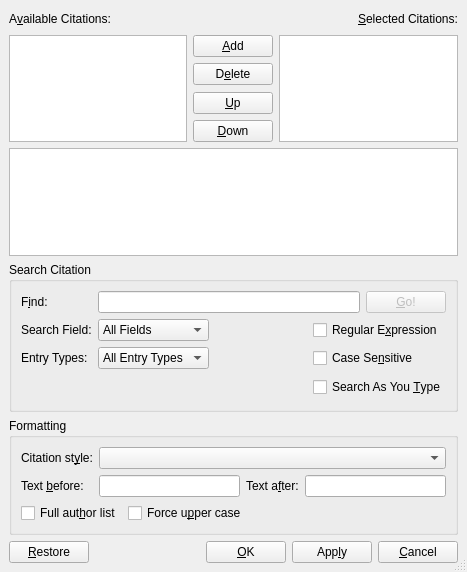
This is src/frontends/qt4/ui/CitationUi.ui in rpavlik/lyx-lucid-backport as Qt 5 draws it before an edit. The edited form follows.
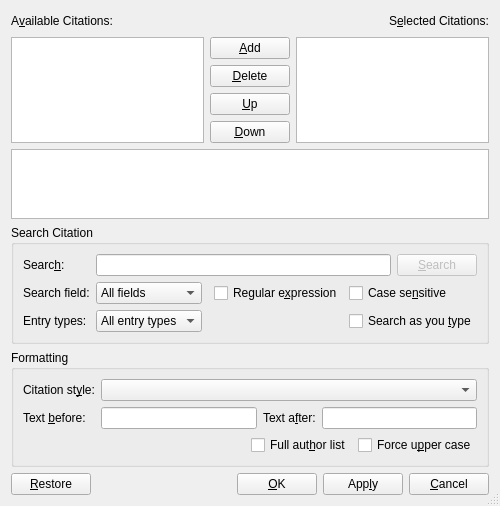
This is the edited form. Icons and pictures are not drawn.

Patch:
```diff
--- a/src/frontends/qt4/ui/CitationUi.ui
+++ b/src/frontends/qt4/ui/CitationUi.ui
@@ -1,263 +1,309 @@
 <ui version="4.0" >
  <class>CitationUi</class>
- <widget class="QDialog" name="CitationUi" >
-  <property name="geometry" >
+ <widget class="QDialog" name="CitationUi">
+  <property name="geometry">
    <rect>
     <x>0</x>
     <y>0</y>
-    <width>467</width>
-    <height>572</height>
+    <width>449</width>
+    <height>487</height>
    </rect>
   </property>
-  <property name="sizePolicy" >
-   <sizepolicy>
-    <hsizetype>1</hsizetype>
-    <vsizetype>1</vsizetype>
-    <horstretch>0</horstretch>
-    <verstretch>0</verstretch>
-   </sizepolicy>
-  </property>
-  <property name="windowTitle" >
+  <property name="windowTitle">
    <string/>
   </property>
   <property name="sizeGripEnabled" >
    <bool>true</bool>
   </property>
-  <layout class="QGridLayout" >
-   <property name="margin" >
-    <number>9</number>
-   </property>
-   <property name="spacing" >
-    <number>6</number>
-   </property>
-   <item row="1" column="0" >
-    <widget class="QTextEdit" name="infoML" >
-     <property name="sizePolicy" >
-      <sizepolicy>
-       <hsizetype>7</hsizetype>
-       <vsizetype>4</vsizetype>
+  <layout class="QGridLayout">
+   <item row="0" column="0" colspan="3">
+    <layout class="QHBoxLayout">
+     <property name="spacing">
+      <number>6</number>
+     </property>
+     <property name="margin">
+      <number>0</number>
+     </property>
+     <item>
+      <widget class="QLabel" name="availableKeysLA">
+       <property name="text">
+        <string>A&amp;vailable Citations:</string>
+       </property>
+       <property name="buddy">
+        <cstring>availableLV</cstring>
+       </property>
+      </widget>
+     </item>
+     <item>
+      <spacer>
+       <property name="orientation">
+        <enum>Qt::Horizontal</enum>
+       </property>
+       <property name="sizeHint" stdset="0">
+        <size>
+         <width>71</width>
+         <height>20</height>
+        </size>
+       </property>
+      </spacer>
+     </item>
+     <item>
+      <widget class="QLabel" name="selectedKeysLA">
+       <property name="text">
+        <string>S&amp;elected Citations:</string>
+       </property>
+       <property name="buddy">
+        <cstring>selectedLV</cstring>
+       </property>
+      </widget>
+     </item>
+    </layout>
+   </item>
+   <item row="1" column="0" rowspan="5">
+    <widget class="QListView" name="availableLV">
+     <property name="editTriggers">
+      <set>QAbstractItemView::NoEditTriggers</set>
+     </property>
+    </widget>
+   </item>
+   <item row="1" column="1">
+    <widget class="QPushButton" name="addPB">
+     <property name="toolTip">
+      <string>Click or press Enter to add the selected citation to the list</string>
+     </property>
+     <property name="text">
+      <string>&amp;Add</string>
+     </property>
+     <property name="autoDefault">
+      <bool>false</bool>
+     </property>
+    </widget>
+   </item>
+   <item row="1" column="2" rowspan="5">
+    <widget class="QListView" name="selectedLV">
+     <property name="editTriggers">
+      <set>QAbstractItemView::NoEditTriggers</set>
+     </property>
+    </widget>
+   </item>
+   <item row="2" column="1">
+    <widget class="QPushButton" name="deletePB">
+     <property name="toolTip">
+      <string>Click or press Delete to delete the selected citation from the list</string>
+     </property>
+     <property name="text">
+      <string>&amp;Delete</string>
+     </property>
+     <property name="autoDefault">
+      <bool>false</bool>
+     </property>
+    </widget>
+   </item>
+   <item row="3" column="1">
+    <spacer>
+     <property name="orientation">
+      <enum>Qt::Vertical</enum>
+     </property>
+     <property name="sizeHint" stdset="0">
+      <size>
+       <width>77</width>
+       <height>71</height>
+      </size>
+     </property>
+    </spacer>
+   </item>
+   <item row="4" column="1">
+    <widget class="QPushButton" name="upPB">
+     <property name="sizePolicy">
+      <sizepolicy hsizetype="Minimum" vsizetype="Fixed">
        <horstretch>0</horstretch>
        <verstretch>0</verstretch>
       </sizepolicy>
      </property>
-     <property name="readOnly" >
-      <bool>true</bool>
+     <property name="toolTip">
+      <string>Move the selected citation up (Ctrl-Up)</string>
      </property>
+     <property name="text">
+      <string>&amp;Up</string>
+     </property>
+     <property name="icon">
+      <iconset>
+       <normaloff/>
+      </iconset>
+     </property>
+     <property name="autoDefault">
+      <bool>false</bool>
+     </property>
     </widget>
    </item>
-   <item row="2" column="0" >
-    <widget class="QGroupBox" name="groupBox" >
-     <property name="title" >
-      <string>Search Citation</string>
+   <item row="5" column="1">
+    <widget class="QPushButton" name="downPB">
+     <property name="sizePolicy">
+      <sizepolicy hsizetype="Minimum" vsizetype="Fixed">
+       <horstretch>0</horstretch>
+       <verstretch>0</verstretch>
+      </sizepolicy>
      </property>
-     <property name="flat" >
+     <property name="toolTip">
+      <string>Move the selected citation down (Ctrl-Down)</string>
+     </property>
+     <property name="text">
+      <string>&amp;Down</string>
+     </property>
+     <property name="icon">
+      <iconset>
+       <normaloff/>
+      </iconset>
+     </property>
+     <property name="autoDefault">
+      <bool>false</bool>
+     </property>
+    </widget>
+   </item>
+   <item row="9" column="0" colspan="3">
+    <layout class="QHBoxLayout">
+     <property name="spacing">
+      <number>6</number>
+     </property>
+     <property name="margin">
+      <number>0</number>
+     </property>
+     <item>
+      <widget class="QPushButton" name="restorePB">
+       <property name="text">
+        <string>&amp;Restore</string>
+       </property>
+       <property name="autoDefault">
+        <bool>false</bool>
+       </property>
+      </widget>
+     </item>
+     <item>
+      <spacer>
+       <property name="orientation">
+        <enum>Qt::Horizontal</enum>
+       </property>
+       <property name="sizeHint" stdset="0">
+        <size>
+         <width>40</width>
+         <height>20</height>
+        </size>
+       </property>
+      </spacer>
+     </item>
+     <item>
+      <widget class="QPushButton" name="okPB">
+       <property name="text">
+        <string>&amp;OK</string>
+       </property>
+       <property name="autoDefault">
+        <bool>false</bool>
+       </property>
+       <property name="default">
+        <bool>false</bool>
+       </property>
+      </widget>
+     </item>
+     <item>
+      <widget class="QPushButton" name="applyPB">
+       <property name="text">
+        <string>App&amp;ly</string>
+       </property>
+       <property name="autoDefault">
+        <bool>false</bool>
+       </property>
+      </widget>
+     </item>
+     <item>
+      <widget class="QPushButton" name="cancelPB">
+       <property name="text">
+        <string>&amp;Cancel</string>
+       </property>
+       <property name="autoDefault">
+        <bool>false</bool>
+       </property>
+      </widget>
+     </item>
+    </layout>
+   </item>
+   <item row="6" column="0" colspan="3">
+    <widget class="QTextEdit" name="infoML">
+     <property name="acceptDrops">
+      <bool>false</bool>
+     </property>
+     <property name="readOnly">
       <bool>true</bool>
      </property>
-     <layout class="QGridLayout" >
-      <property name="margin" >
-       <number>9</number>
-      </property>
-      <property name="spacing" >
-       <number>6</number>
-      </property>
-      <item row="0" column="0" >
-       <widget class="QLabel" name="findKeysLA" >
-        <property name="text" >
-         <string>F&amp;ind:</string>
-        </property>
-        <property name="alignment" >
-         <set>Qt::AlignLeading|Qt::AlignLeft|Qt::AlignVCenter</set>
-        </property>
-        <property name="buddy" >
-         <cstring>findLE</cstring>
-        </property>
-       </widget>
-      </item>
-      <item row="0" column="1" colspan="3" >
-       <widget class="QLineEdit" name="findLE" >
-        <property name="toolTip" >
-         <string>Hit Enter to search, or click Go!</string>
-        </property>
-        <property name="text" >
-         <string/>
-        </property>
-       </widget>
-      </item>
-      <item row="0" column="4" >
-       <widget class="QPushButton" name="searchPB" >
-        <property name="enabled" >
-         <bool>false</bool>
-        </property>
-        <property name="toolTip" >
-         <string>You can also hit Enter in the search box</string>
-        </property>
-        <property name="text" >
-         <string>&amp;Go!</string>
-        </property>
-        <property name="autoDefault" >
-         <bool>false</bool>
-        </property>
-       </widget>
-      </item>
-      <item row="1" column="0" >
-       <widget class="QLabel" name="fieldsLA" >
-        <property name="text" >
-         <string>Search Field:</string>
-        </property>
-        <property name="buddy" >
-         <cstring>fieldsCO</cstring>
-        </property>
-       </widget>
-      </item>
-      <item row="1" column="1" >
-       <widget class="QComboBox" name="fieldsCO" >
-        <property name="maxVisibleItems" >
-         <number>16</number>
-        </property>
-        <property name="insertPolicy" >
-         <enum>QComboBox::NoInsert</enum>
-        </property>
-        <property name="sizeAdjustPolicy" >
-         <enum>QComboBox::AdjustToContents</enum>
-        </property>
-        <item>
-         <property name="text" >
-          <string>All Fields</string>
-         </property>
-        </item>
-       </widget>
-      </item>
-      <item row="1" column="2" >
-       <spacer>
-        <property name="orientation" >
-         <enum>Qt::Horizontal</enum>
-        </property>
-        <property name="sizeHint" >
-         <size>
-          <width>40</width>
-          <height>20</height>
-         </size>
-        </property>
-       </spacer>
-      </item>
-      <item row="1" column="3" colspan="2" >
-       <widget class="QCheckBox" name="regexCB" >
-        <property name="text" >
-         <string>Regular E&amp;xpression</string>
-        </property>
-       </widget>
-      </item>
-      <item row="2" column="0" >
-       <widget class="QLabel" name="entriesLA" >
-        <property name="text" >
-         <string>Entry Types:</string>
-        </property>
-        <property name="buddy" >
-         <cstring>entriesCO</cstring>
-        </property>
-       </widget>
-      </item>
-      <item row="2" column="1" >
-       <widget class="QComboBox" name="entriesCO" >
-        <property name="insertPolicy" >
-         <enum>QComboBox::NoInsert</enum>
-        </property>
-        <property name="sizeAdjustPolicy" >
-         <enum>QComboBox::AdjustToContents</enum>
-        </property>
-        <item>
-         <property name="text" >
-          <string>All Entry Types</string>
-         </property>
-        </item>
-       </widget>
-      </item>
-      <item row="2" column="2" >
-       <spacer>
-        <property name="orientation" >
-         <enum>Qt::Horizontal</enum>
-        </property>
-        <property name="sizeHint" >
-         <size>
-          <width>40</width>
-          <height>20</height>
-         </size>
-        </property>
-       </spacer>
-      </item>
-      <item row="2" column="3" colspan="2" >
-       <widget class="QCheckBox" name="caseCB" >
-        <property name="text" >
-         <string>Case Se&amp;nsitive</string>
-        </property>
-       </widget>
-      </item>
-      <item row="3" column="0" colspan="3" >
-       <spacer>
-        <property name="orientation" >
-         <enum>Qt::Horizontal</enum>
-        </property>
-        <property name="sizeHint" >
-         <size>
-          <width>271</width>
-          <height>25</height>
-         </size>
-        </property>
-       </spacer>
-      </item>
-      <item row="3" column="3" colspan="2" >
-       <widget class="QCheckBox" name="asTypeCB" >
-        <property name="text" >
-         <string>Search As You &amp;Type</string>
-        </property>
-       </widget>
-      </item>
-     </layout>
     </widget>
    </item>
-   <item row="3" column="0" >
-    <widget class="QGroupBox" name="styleGB" >
-     <property name="title" >
+   <item row="8" column="0" colspan="3">
+    <widget class="QGroupBox" name="styleGB">
+     <property name="title">
       <string>Formatting</string>
      </property>
      <property name="flat" >
       <bool>true</bool>
      </property>
-     <layout class="QGridLayout" >
-      <property name="margin" >
-       <number>9</number>
-      </property>
-      <property name="spacing" >
-       <number>6</number>
-      </property>
-      <item row="1" column="0" >
-       <layout class="QHBoxLayout" >
-        <property name="margin" >
-         <number>0</number>
+     <layout class="QGridLayout">
+      <item row="0" column="0">
+       <widget class="QLabel" name="citationStyleLA">
+        <property name="text">
+         <string>Citation st&amp;yle:</string>
         </property>
-        <property name="spacing" >
+        <property name="buddy">
+         <cstring>citationStyleCO</cstring>
+        </property>
+       </widget>
+      </item>
+      <item row="0" column="1" colspan="3">
+       <widget class="QComboBox" name="citationStyleCO">
+        <property name="toolTip">
+         <string>Natbib citation style to use</string>
+        </property>
+       </widget>
+      </item>
+      <item row="1" column="0">
+       <widget class="QLabel" name="textBeforeLA">
+        <property name="text">
+         <string>Text &amp;before:</string>
+        </property>
+        <property name="buddy">
+         <cstring>textBeforeED</cstring>
+        </property>
+       </widget>
+      </item>
+      <item row="1" column="1">
+       <widget class="QLineEdit" name="textBeforeED">
+        <property name="toolTip">
+         <string>Text to place before citation</string>
+        </property>
+       </widget>
+      </item>
+      <item row="1" column="2">
+       <widget class="QLabel" name="textAfterLA">
+        <property name="text">
+         <string>Text a&amp;fter:</string>
+        </property>
+        <property name="buddy">
+         <cstring>textAfterED</cstring>
+        </property>
+       </widget>
+      </item>
+      <item row="1" column="3">
+       <widget class="QLineEdit" name="textAfterED">
+        <property name="toolTip">
+         <string>Text to place after citation</string>
+        </property>
+       </widget>
+      </item>
+      <item row="2" column="0" colspan="4">
+       <layout class="QHBoxLayout">
+        <property name="spacing">
          <number>6</number>
         </property>
-        <item>
-         <widget class="QCheckBox" name="fulllistCB" >
-          <property name="toolTip" >
-           <string>List all authors</string>
-          </property>
-          <property name="text" >
-           <string>Full aut&amp;hor list</string>
-          </property>
-         </widget>
-        </item>
-        <item>
-         <widget class="QCheckBox" name="forceuppercaseCB" >
-          <property name="toolTip" >
-           <string>Force upper case in citation</string>
-          </property>
-          <property name="text" >
-           <string>Force u&amp;pper case</string>
-          </property>
-         </widget>
-        </item>
+        <property name="margin">
+         <number>0</number>
+        </property>
         <item>
          <spacer>
           <property name="orientation" >
@@ -271,369 +317,187 @@
           </property>
          </spacer>
         </item>
-       </layout>
-      </item>
-      <item row="0" column="0" >
-       <layout class="QHBoxLayout" >
-        <property name="margin" >
-         <number>0</number>
-        </property>
-        <property name="spacing" >
-         <number>6</number>
-        </property>
         <item>
-         <layout class="QVBoxLayout" >
-          <property name="margin" >
-           <number>0</number>
+         <widget class="QCheckBox" name="fulllistCB">
+          <property name="toolTip">
+           <string>List all authors</string>
           </property>
-          <property name="spacing" >
-           <number>6</number>
+          <property name="text">
+           <string>Full aut&amp;hor list</string>
           </property>
-          <item>
-           <widget class="QLabel" name="citationStyleLA" >
-            <property name="text" >
-             <string>Citation st&amp;yle:</string>
-            </property>
-            <property name="buddy" >
-             <cstring>citationStyleCO</cstring>
-            </property>
-           </widget>
-          </item>
-          <item>
-           <widget class="QLabel" name="textBeforeLA" >
-            <property name="text" >
-             <string>Text &amp;before:</string>
-            </property>
-            <property name="buddy" >
-             <cstring>textBeforeED</cstring>
-            </property>
-           </widget>
-          </item>
-         </layout>
+         </widget>
         </item>
         <item>
-         <layout class="QVBoxLayout" >
-          <property name="margin" >
-           <number>0</number>
+         <widget class="QCheckBox" name="forceuppercaseCB">
+          <property name="toolTip">
+           <string>Force upper case in citation</string>
           </property>
-          <property name="spacing" >
-           <number>6</number>
+          <property name="text">
+           <string>Force u&amp;pper case</string>
           </property>
-          <item>
-           <layout class="QHBoxLayout" >
-            <property name="margin" >
-             <number>0</number>
-            </property>
-            <property name="spacing" >
-             <number>6</number>
-            </property>
-            <item>
-             <widget class="QComboBox" name="citationStyleCO" >
-              <property name="sizePolicy" >
-               <sizepolicy>
-                <hsizetype>3</hsizetype>
-                <vsizetype>0</vsizetype>
-                <horstretch>0</horstretch>
-                <verstretch>0</verstretch>
-               </sizepolicy>
-              </property>
-              <property name="toolTip" >
-               <string>Natbib citation style to use</string>
-              </property>
-             </widget>
-            </item>
-           </layout>
-          </item>
-          <item>
-           <layout class="QHBoxLayout" >
-            <property name="margin" >
-             <number>0</number>
-            </property>
-            <property name="spacing" >
-             <number>6</number>
-            </property>
-            <item>
-             <widget class="QLineEdit" name="textBeforeED" >
-              <property name="sizePolicy" >
-               <sizepolicy>
-                <hsizetype>3</hsizetype>
-                <vsizetype>0</vsizetype>
-                <horstretch>0</horstretch>
-                <verstretch>0</verstretch>
-               </sizepolicy>
-              </property>
-              <property name="toolTip" >
-               <string>Text to place before citation</string>
-              </property>
-             </widget>
-            </item>
-            <item>
-             <widget class="QLabel" name="textAfterLA" >
-              <property name="text" >
-               <string>Text a&amp;fter:</string>
-              </property>
-              <property name="buddy" >
-               <cstring>textAfterED</cstring>
-              </property>
-             </widget>
-            </item>
-            <item>
-             <widget class="QLineEdit" name="textAfterED" >
-              <property name="sizePolicy" >
-               <sizepolicy>
-                <hsizetype>3</hsizetype>
-                <vsizetype>0</vsizetype>
-                <horstretch>0</horstretch>
-                <verstretch>0</verstretch>
-               </sizepolicy>
-              </property>
-              <property name="toolTip" >
-               <string>Text to place after citation</string>
-              </property>
-             </widget>
-            </item>
-           </layout>
-          </item>
-         </layout>
+         </widget>
         </item>
        </layout>
       </item>
      </layout>
     </widget>
    </item>
-   <item row="4" column="0" >
-    <layout class="QHBoxLayout" >
-     <property name="margin" >
-      <number>0</number>
+   <item row="7" column="0" colspan="3">
+    <widget class="QGroupBox" name="groupBox">
+     <property name="title">
+      <string>Search Citation</string>
      </property>
-     <property name="spacing" >
-      <number>6</number>
+     <property name="flat">
+      <bool>true</bool>
      </property>
-     <item>
-      <widget class="QPushButton" name="restorePB" >
-       <property name="text" >
-        <string>&amp;Restore</string>
-       </property>
-       <property name="autoDefault" >
-        <bool>false</bool>
-       </property>
-      </widget>
-     </item>
-     <item>
-      <spacer>
-       <property name="orientation" >
-        <enum>Qt::Horizontal</enum>
-       </property>
-       <property name="sizeHint" >
-        <size>
-         <width>40</width>
-         <height>20</height>
-        </size>
-       </property>
-      </spacer>
-     </item>
-     <item>
-      <widget class="QPushButton" name="okPB" >
-       <property name="text" >
-        <string>&amp;OK</string>
-       </property>
-       <property name="autoDefault" >
-        <bool>false</bool>
-       </property>
-       <property name="default" >
-        <bool>false</bool>
-       </property>
-      </widget>
-     </item>
-     <item>
-      <widget class="QPushButton" name="applyPB" >
-       <property name="text" >
-        <string>App&amp;ly</string>
-       </property>
-       <property name="autoDefault" >
-        <bool>false</bool>
-       </property>
-      </widget>
-     </item>
-     <item>
-      <widget class="QPushButton" name="cancelPB" >
-       <property name="text" >
-        <string>&amp;Cancel</string>
-       </property>
-       <property name="autoDefault" >
-        <bool>false</bool>
-       </property>
-      </widget>
-     </item>
-    </layout>
-   </item>
-   <item row="0" column="0" >
-    <layout class="QGridLayout" >
-     <property name="margin" >
-      <number>0</number>
-     </property>
-     <property name="spacing" >
-      <number>6</number>
-     </property>
-     <item row="0" column="0" >
-      <layout class="QHBoxLayout" >
-       <property name="margin" >
-        <number>0</number>
-       </property>
-       <property name="spacing" >
-        <number>6</number>
-       </property>
-       <item>
-        <widget class="QLabel" name="availableKeysLA" >
-         <property name="text" >
-          <string>A&amp;vailable Citations:</string>
+     <layout class="QGridLayout">
+      <property name="margin">
+       <number>9</number>
+      </property>
+      <property name="spacing">
+       <number>6</number>
+      </property>
+      <item row="0" column="0">
+       <widget class="QLabel" name="findKeysLA">
+        <property name="text">
+         <string>Searc&amp;h:</string>
+        </property>
+        <property name="alignment">
+         <set>Qt::AlignLeading|Qt::AlignLeft|Qt::AlignVCenter</set>
+        </property>
+        <property name="buddy">
+         <cstring>findLE</cstring>
+        </property>
+       </widget>
+      </item>
+      <item row="0" column="1" colspan="5">
+       <widget class="QLineEdit" name="findLE">
+        <property name="toolTip">
+         <string>Enter the text to search for and press Enter or click the button to search</string>
+        </property>
+        <property name="text">
+         <string/>
+        </property>
+       </widget>
+      </item>
+      <item row="0" column="6">
+       <widget class="QPushButton" name="searchPB">
+        <property name="enabled">
+         <bool>false</bool>
+        </property>
+        <property name="toolTip">
+         <string>Click or press Enter in the search box to search</string>
+        </property>
+        <property name="text">
+         <string>&amp;Search</string>
+        </property>
+        <property name="autoDefault">
+         <bool>false</bool>
+        </property>
+       </widget>
+      </item>
+      <item row="1" column="0">
+       <widget class="QLabel" name="fieldsLA">
+        <property name="text">
+         <string>Search field:</string>
+        </property>
+        <property name="buddy">
+         <cstring>fieldsCO</cstring>
+        </property>
+       </widget>
+      </item>
+      <item row="1" column="1">
+       <widget class="QComboBox" name="fieldsCO">
+        <property name="maxVisibleItems">
+         <number>16</number>
+        </property>
+        <property name="insertPolicy">
+         <enum>QComboBox::NoInsert</enum>
+        </property>
+        <property name="sizeAdjustPolicy">
+         <enum>QComboBox::AdjustToContents</enum>
+        </property>
+        <item>
+         <property name="text">
+          <string>All fields</string>
          </property>
-         <property name="buddy" >
-          <cstring>availableLV</cstring>
+        </item>
+       </widget>
+      </item>
+      <item row="1" column="2">
+       <spacer>
+        <property name="orientation">
+         <enum>Qt::Horizontal</enum>
+        </property>
+        <property name="sizeHint" stdset="0">
+         <size>
+          <width>40</width>
+          <height>20</height>
+         </size>
+        </property>
+       </spacer>
+      </item>
+      <item row="1" column="3" colspan="2">
+       <widget class="QCheckBox" name="regexCB">
+        <property name="text">
+         <string>Regular e&amp;xpression</string>
+        </property>
+       </widget>
+      </item>
+      <item row="1" column="5" colspan="2">
+       <widget class="QCheckBox" name="caseCB">
+        <property name="text">
+         <string>Case se&amp;nsitive</string>
+        </property>
+       </widget>
+      </item>
+      <item row="2" column="0">
+       <widget class="QLabel" name="entriesLA">
+        <property name="text">
+         <string>Entry types:</string>
+        </property>
+        <property name="buddy">
+         <cstring>entriesCO</cstring>
+        </property>
+       </widget>
+      </item>
+      <item row="2" column="1">
+       <widget class="QComboBox" name="entriesCO">
+        <property name="insertPolicy">
+         <enum>QComboBox::NoInsert</enum>
+        </property>
+        <property name="sizeAdjustPolicy">
+         <enum>QComboBox::AdjustToContents</enum>
+        </property>
+        <item>
+         <property name="text">
+          <string>All entry types</string>
          </property>
-        </widget>
-       </item>
-       <item>
-        <spacer>
-         <property name="orientation" >
-          <enum>Qt::Horizontal</enum>
-         </property>
-         <property name="sizeHint" >
-          <size>
-           <width>71</width>
-           <height>20</height>
-          </size>
-         </property>
-        </spacer>
-       </item>
-       <item>
-        <widget class="QLabel" name="selectedKeysLA" >
-         <property name="text" >
-          <string>&amp;Selected Citations:</string>
-         </property>
-         <property name="buddy" >
-          <cstring>selectedLV</cstring>
-         </property>
-        </widget>
-       </item>
-      </layout>
-     </item>
-     <item row="1" column="0" >
-      <layout class="QHBoxLayout" >
-       <property name="margin" >
-        <number>0</number>
-       </property>
-       <property name="spacing" >
-        <number>6</number>
-       </property>
-       <item>
-        <widget class="QListView" name="availableLV" >
-         <property name="editTriggers" >
-          <set>QAbstractItemView::NoEditTriggers</set>
-         </property>
-        </widget>
-       </item>
-       <item>
-        <layout class="QVBoxLayout" >
-         <property name="margin" >
-          <number>0</number>
-         </property>
-         <property name="spacing" >
-          <number>6</number>
-         </property>
-         <item>
-          <widget class="QPushButton" name="addPB" >
-           <property name="toolTip" >
-            <string>The Enter key works, too</string>
-           </property>
-           <property name="text" >
-            <string>&amp;Add</string>
-           </property>
-           <property name="autoDefault" >
-            <bool>false</bool>
-           </property>
-          </widget>
-         </item>
-         <item>
-          <widget class="QPushButton" name="deletePB" >
-           <property name="toolTip" >
-            <string>The delete key works, too</string>
-           </property>
-           <property name="text" >
-            <string>D&amp;elete</string>
-           </property>
-           <property name="autoDefault" >
-            <bool>false</bool>
-           </property>
-          </widget>
-         </item>
-         <item>
-          <spacer>
-           <property name="orientation" >
-            <enum>Qt::Vertical</enum>
-           </property>
-           <property name="sizeHint" >
-            <size>
-             <width>77</width>
-             <height>20</height>
-            </size>
-           </property>
-          </spacer>
-         </item>
-         <item>
-          <widget class="QPushButton" name="upPB" >
-           <property name="sizePolicy" >
-            <sizepolicy>
-             <hsizetype>1</hsizetype>
-             <vsizetype>0</vsizetype>
-             <horstretch>0</horstretch>
-             <verstretch>0</verstretch>
-            </sizepolicy>
-           </property>
-           <property name="toolTip" >
-            <string>Move the selected citation up (try Ctrl-Up)</string>
-           </property>
-           <property name="text" >
-            <string>&amp;Up</string>
-           </property>
-           <property name="autoDefault" >
-            <bool>false</bool>
-           </property>
-          </widget>
-         </item>
-         <item>
-          <widget class="QPushButton" name="downPB" >
-           <property name="sizePolicy" >
-            <sizepolicy>
-             <hsizetype>1</hsizetype>
-             <vsizetype>0</vsizetype>
-             <horstretch>0</horstretch>
-             <verstretch>0</verstretch>
-            </sizepolicy>
-           </property>
-           <property name="toolTip" >
-            <string>Move the selected citation down (try Ctrl-Down)</string>
-           </property>
-           <property name="text" >
-            <string>&amp;Down</string>
-           </property>
-           <property name="autoDefault" >
-            <bool>false</bool>
-           </property>
-          </widget>
-         </item>
-        </layout>
-       </item>
-       <item>
-        <widget class="QListView" name="selectedLV" >
-         <property name="editTriggers" >
-          <set>QAbstractItemView::NoEditTriggers</set>
-         </property>
-        </widget>
-       </item>
-      </layout>
-     </item>
-    </layout>
+        </item>
+       </widget>
+      </item>
+      <item row="2" column="2">
+       <spacer>
+        <property name="orientation">
+         <enum>Qt::Horizontal</enum>
+        </property>
+        <property name="sizeHint" stdset="0">
+         <size>
+          <width>40</width>
+          <height>20</height>
+         </size>
+        </property>
+       </spacer>
+      </item>
+      <item row="2" column="5" colspan="2">
+       <widget class="QCheckBox" name="asTypeCB">
+        <property name="text">
+         <string>Search as you &amp;type</string>
+        </property>
+       </widget>
+      </item>
+     </layout>
+    </widget>
    </item>
   </layout>
  </widget>
```
Left out of the diff: 27 changed lines with no effect on the pictures.
